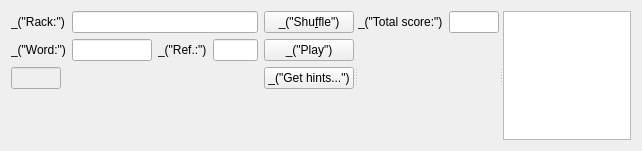
Old version of the form qt/ui/topping_widget.ui in the repository cjlano/eliot.
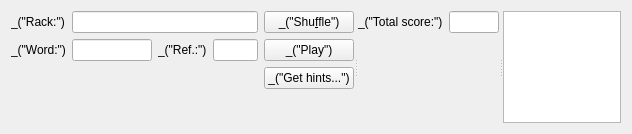
New version of the form.

Commit message: Topping: do not show the lineEdit control showing points of the move

```diff
--- a/qt/ui/topping_widget.ui
+++ b/qt/ui/topping_widget.ui
@@ -6,8 +6,8 @@
    <rect>
     <x>0</x>
     <y>0</y>
-    <width>642</width>
-    <height>151</height>
+    <width>632</width>
+    <height>134</height>
    </rect>
   </property>
   <layout class="QHBoxLayout" name="horizontalLayout">
@@ -19,9 +19,6 @@
        <height>16777215</height>
       </size>
      </property>
-     <property name="orientation">
-      <enum>Qt::Horizontal</enum>
-     </property>
      <widget class="QWidget" name="layoutWidget">
       <layout class="QGridLayout" name="gridLayout">
        <item row="0" column="0">
@@ -52,25 +49,6 @@
          </property>
         </widget>
        </item>
-       <item row="2" column="0">
-        <widget class="QLineEdit" name="lineEditPoints">
-         <property name="enabled">
-          <bool>false</bool>
-         </property>
-         <property name="sizePolicy">
-          <sizepolicy hsizetype="Preferred" vsizetype="Fixed">
-           <horstretch>0</horstretch>
-           <verstretch>0</verstretch>
-          </sizepolicy>
-         </property>
-         <property name="maximumSize">
-          <size>
-           <width>50</width>
-           <height>16777215</height>
-          </size>
-         </property>
-        </widget>
-       </item>
        <item row="2" column="4">
         <widget class="QPushButton" name="pushButtonGetHints">
          <property name="text">
```
The commit also changes 5 other files.
